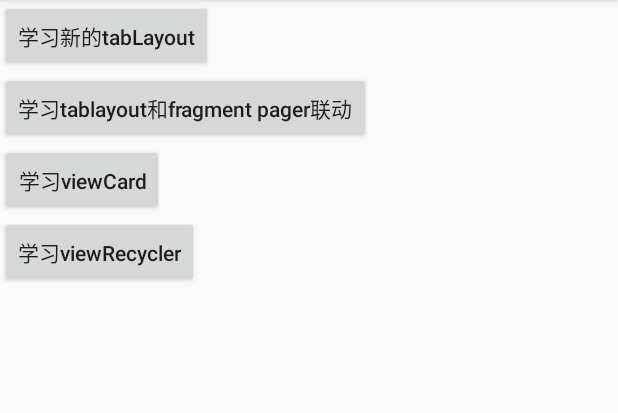
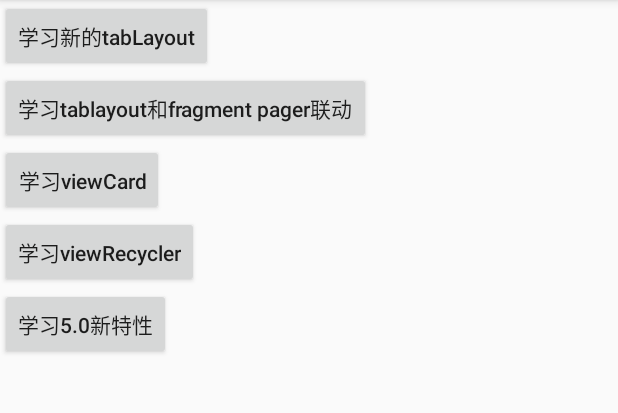
Before and after one commit to UremSept/StudyAPK, an Android app: the ActivityStudyNewKnowledge screen opened directly, with no data from a screen before it, on a phone screen of 412 x 824 dp, the part 84-497 px from its top. Run offline under Robolectric (Android 15) with nearby library versions, the light colour scheme and no system bars.

Commit message:
加载图片

```diff
--- a/build.gradle
+++ b/build.gradle
@@ -38,6 +38,8 @@ dependencies {
     compile files('libs/universal-image-loader-1.9.0.jar')
     compile files('libs/uk-co-senab-photoview.jar')
     compile files('libs/uk-co-senab-photoview-source.jar')
+    compile 'com.facebook.fresco:fresco:0.10.0'
     compile 'com.facebook.fresco:animated-gif:0.10.0'
-    compile 'com.facebook.fresco:fresco:0.10.0'
+    compile 'com.github.chrisbanes.photoview:library:1.2.4'
+    compile files('libs/Jama-1.0.3.jar')
 }
--- a/src/main/AndroidManifest.xml
+++ b/src/main/AndroidManifest.xml
@@ -157,7 +157,8 @@
         <activity android:name=".studyview.custom.ActivityCustomViewGroup" />
         <activity android:name=".studyview.custom.ActivityCustomViewAccBall" />
         <activity android:name=".studyview.custom.ActivityCustomEvent" />
-        <activity android:name=".studyhttp.activity.ActivityHttpDownImage"></activity>
+        <activity android:name=".studyhttp.activity.ActivityHttpDownImage" />
+        <activity android:name=".studytnewknowledge.new5_0.ActivityNewKnowledge5_0"></activity>
     </application>
 
 </manifest>
--- a/src/main/java/com/example/houjie/studyapk/studytnewknowledge/ActivityStudyNewKnowledge.java
+++ b/src/main/java/com/example/houjie/studyapk/studytnewknowledge/ActivityStudyNewKnowledge.java
@@ -7,6 +7,7 @@ import android.view.View;
 import android.widget.Button;
 
 import com.example.houjie.studyapk.R;
+import com.example.houjie.studyapk.studytnewknowledge.new5_0.ActivityNewKnowledge5_0;
 import com.example.houjie.studyapk.studytnewknowledge.recycler.ActivityRecycler;
 import com.example.houjie.studyapk.studytnewknowledge.tablayout.ActivityTabFragment;
 import com.example.houjie.studyapk.studytnewknowledge.tablayout.StudyTabLayout;
@@ -17,6 +18,7 @@ public class ActivityStudyNewKnowledge extends AppCompatActivity {
     private Button mButton1;
     private Button mButton2;
     private Button mButton3;
+    private Button studyNewKnowledge5_0;
     @Override
     protected void onCreate(Bundle savedInstanceState) {
         super.onCreate(savedInstanceState);
@@ -53,5 +55,13 @@ public class ActivityStudyNewKnowledge extends AppCompatActivity {
                 startActivity(intent);
             }
         });
+        studyNewKnowledge5_0 = (Button) findViewById(R.id.studyNewKnowledge5_0);
+        studyNewKnowledge5_0.setOnClickListener(new View.OnClickListener() {
+            @Override
+            public void onClick(View v) {
+                Intent intent = new Intent(ActivityStudyNewKnowledge.this, ActivityNewKnowledge5_0.class);
+                startActivity(intent);
+            }
+        });
     }
 }
--- a/src/main/res/layout/activity_study_new_knowledge.xml
+++ b/src/main/res/layout/activity_study_new_knowledge.xml
@@ -33,4 +33,11 @@
         android:text="学习viewRecycler"
         android:textAllCaps="false"
         />
+    <Button
+        android:layout_width="wrap_content"
+        android:layout_height="wrap_content"
+        android:id="@+id/studyNewKnowledge5_0"
+        android:text="学习5.0新特性"
+        android:textAllCaps="false"
+        />
 </LinearLayout>
```
Also changed, not shown: src/main/java/com/example/houjie/studyapk/studyhttp/activity/ActivityHttpDownImage.java (+14 -3 lines), src/main/java/com/example/houjie/studyapk/studytnewknowledge/new5_0/ActivityNewKnowledge5_0.java (added, +15 -0 lines), src/main/res/layout/activity_http_down_image.xml (+4 -3 lines), src/main/res/layout/activity_new_knowledge5_0.xml (added, +25 -0 lines), 1 other file.
